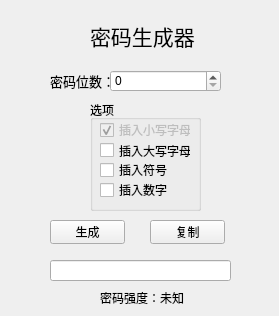
Old version of the form src/passwordCreator/ui/pc.ui in the repository wangzixin1940/Python-Utilities.
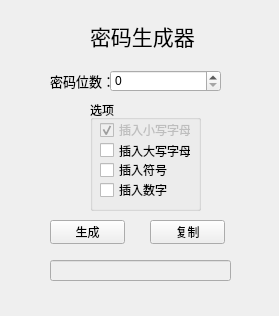
New version of the form.

Commit message: Changed Password Creator App to Qt architecture and optimized the ui

What changed in the file:
```diff
--- a/src/passwordCreator/ui/pc.ui
+++ b/src/passwordCreator/ui/pc.ui
@@ -168,7 +168,10 @@
      <string>复制</string>
     </property>
    </widget>
-   <widget class="QLineEdit" name="lineEdit">
+   <widget class="QLineEdit" name="passwordDisplay">
+    <property name="enabled">
+     <bool>false</bool>
+    </property>
     <property name="geometry">
      <rect>
       <x>50</x>
@@ -178,32 +181,6 @@
      </rect>
     </property>
    </widget>
-   <widget class="QLabel" name="passwordStrengthLabel">
-    <property name="geometry">
-     <rect>
-      <x>100</x>
-      <y>290</y>
-      <width>61</width>
-      <height>16</height>
-     </rect>
-    </property>
-    <property name="text">
-     <string>密码强度：</string>
-    </property>
-   </widget>
-   <widget class="QLabel" name="passwordStrengthDisplay">
-    <property name="geometry">
-     <rect>
-      <x>160</x>
-      <y>290</y>
-      <width>53</width>
-      <height>16</height>
-     </rect>
-    </property>
-    <property name="text">
-     <string>未知</string>
-    </property>
-   </widget>
   </widget>
  </widget>
  <resources/>
```
The commit also changes 4 other files.
